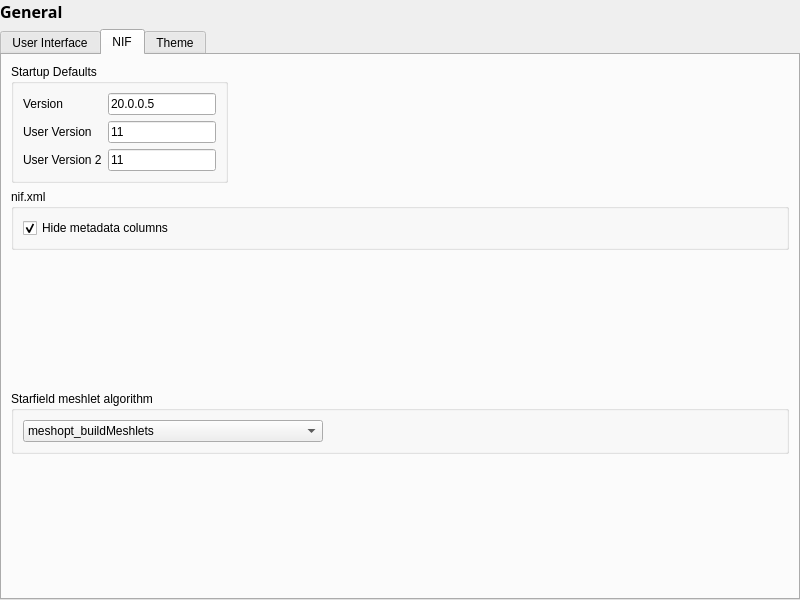
Before: the Qt Designer form src/ui/settingsgeneral.ui in fo76utils/nifskope, drawn with Qt 5.
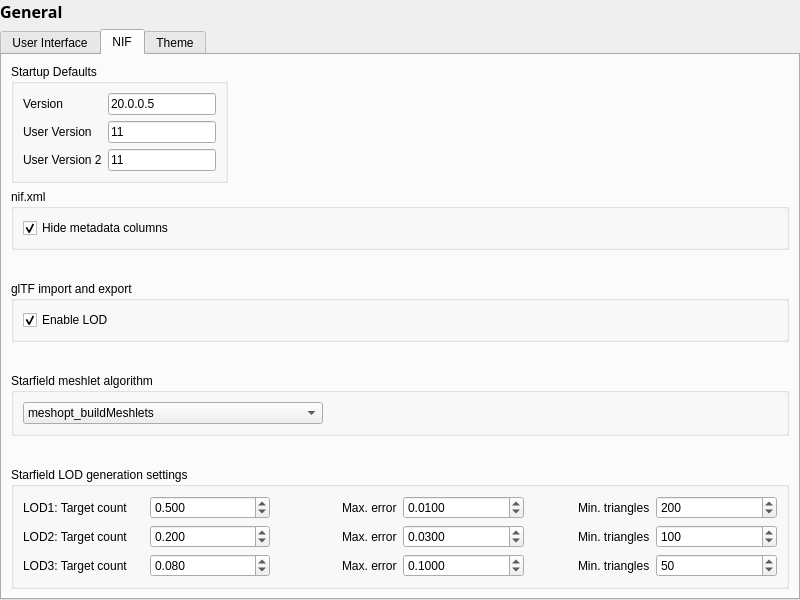
After: the same form once the commit is applied. The open tabs and pages were chosen to show the change. Custom widgets are drawn as their Qt base class.

Commit message: Added setting to enable/disable LOD meshes in glTF files

Patch:
```diff
--- a/src/ui/settingsgeneral.ui
+++ b/src/ui/settingsgeneral.ui
@@ -281,13 +281,48 @@
        <item>
         <widget class="QGroupBox" name="groupBox_3">
          <property name="title">
-          <string>Starfield meshlet algorithm</string>
+          <string>glTF import and export</string>
          </property>
          <property name="flat">
           <bool>true</bool>
          </property>
          <layout class="QVBoxLayout" name="verticalLayout_5">
           <item>
+           <widget class="QCheckBox" name="gltfEnableLOD">
+            <property name="text">
+             <string>Enable LOD</string>
+            </property>
+            <property name="checked">
+             <bool>true</bool>
+            </property>
+           </widget>
+          </item>
+         </layout>
+        </widget>
+       </item>
+       <item>
+        <spacer name="verticalSpacer_3">
+         <property name="orientation">
+          <enum>Qt::Vertical</enum>
+         </property>
+         <property name="sizeHint" stdset="0">
+          <size>
+           <width>20</width>
+           <height>40</height>
+          </size>
+         </property>
+        </spacer>
+       </item>
+       <item>
+        <widget class="QGroupBox" name="groupBox_4">
+         <property name="title">
+          <string>Starfield meshlet algorithm</string>
+         </property>
+         <property name="flat">
+          <bool>true</bool>
+         </property>
+         <layout class="QVBoxLayout" name="verticalLayout_6">
+          <item>
            <widget class="QComboBox" name="starfieldMeshletAlgorithm">
             <property name="maximumSize">
              <size>
@@ -329,7 +364,7 @@
         </widget>
        </item>
        <item>
-        <spacer name="verticalSpacer_3">
+        <spacer name="verticalSpacer_4">
          <property name="orientation">
           <enum>Qt::Vertical</enum>
          </property>
@@ -341,6 +376,279 @@
          </property>
         </spacer>
        </item>
+       <item>
+        <widget class="QGroupBox" name="groupBox_5">
+         <property name="title">
+          <string>Starfield LOD generation settings</string>
+         </property>
+         <property name="flat">
+          <bool>true</bool>
+         </property>
+         <layout class="QGridLayout" name="gridLayout_3">
+          <item row="0" column="0">
+           <widget class="QLabel" name="lblSFLODGenTargetCnt1">
+            <property name="text">
+             <string>LOD1: Target count</string>
+            </property>
+            <property name="buddy">
+             <cstring>sfLODGenTargetCnt1</cstring>
+            </property>
+           </widget>
+          </item>
+          <item row="0" column="1">
+           <widget class="QDoubleSpinBox" name="sfLODGenTargetCnt1">
+            <property name="decimals">
+             <number>3</number>
+            </property>
+            <property name="minimum">
+             <double>0.0</double>
+            </property>
+            <property name="maximum">
+             <double>1.0</double>
+            </property>
+            <property name="singleStep">
+             <double>0.001</double>
+            </property>
+            <property name="value">
+             <double>0.5</double>
+            </property>
+           </widget>
+          </item>
+          <item row="0" column="2" alignment="Qt::AlignRight">
+           <widget class="QLabel" name="lblSFLODGenTargetErr1">
+            <property name="text">
+             <string>Max. error</string>
+            </property>
+            <property name="buddy">
+             <cstring>sfLODGenTargetErr1</cstring>
+            </property>
+           </widget>
+          </item>
+          <item row="0" column="3">
+           <widget class="QDoubleSpinBox" name="sfLODGenTargetErr1">
+            <property name="decimals">
+             <number>4</number>
+            </property>
+            <property name="minimum">
+             <double>0.0</double>
+            </property>
+            <property name="maximum">
+             <double>1.0</double>
+            </property>
+            <property name="singleStep">
+             <double>0.0001</double>
+            </property>
+            <property name="value">
+             <double>0.01</double>
+            </property>
+           </widget>
+          </item>
+          <item row="0" column="4" alignment="Qt::AlignRight">
+           <widget class="QLabel" name="lblSFLODGenMinTriCnt1">
+            <property name="text">
+             <string>Min. triangles</string>
+            </property>
+            <property name="buddy">
+             <cstring>sfLODGenMinTriCnt1</cstring>
+            </property>
+           </widget>
+          </item>
+          <item row="0" column="5">
+           <widget class="QDoubleSpinBox" name="sfLODGenMinTriCnt1">
+            <property name="decimals">
+             <number>0</number>
+            </property>
+            <property name="minimum">
+             <double>0.0</double>
+            </property>
+            <property name="maximum">
+             <double>1000000.0</double>
+            </property>
+            <property name="singleStep">
+             <double>1.0</double>
+            </property>
+            <property name="value">
+             <double>200.0</double>
+            </property>
+           </widget>
+          </item>
+          <item row="1" column="0">
+           <widget class="QLabel" name="lblSFLODGenTargetCnt2">
+            <property name="text">
+             <string>LOD2: Target count</string>
+            </property>
+            <property name="buddy">
+             <cstring>sfLODGenTargetCnt2</cstring>
+            </property>
+           </widget>
+          </item>
+          <item row="1" column="1">
+           <widget class="QDoubleSpinBox" name="sfLODGenTargetCnt2">
+            <property name="decimals">
+             <number>3</number>
+            </property>
+            <property name="minimum">
+             <double>0.0</double>
+            </property>
+            <property name="maximum">
+             <double>1.0</double>
+            </property>
+            <property name="singleStep">
+             <double>0.001</double>
+            </property>
+            <property name="value">
+             <double>0.2</double>
+            </property>
+           </widget>
+          </item>
+          <item row="1" column="2" alignment="Qt::AlignRight">
+           <widget class="QLabel" name="lblSFLODGenTargetErr2">
+            <property name="text">
+             <string>Max. error</string>
+            </property>
+            <property name="buddy">
+             <cstring>sfLODGenTargetErr2</cstring>
+            </property>
+           </widget>
+          </item>
+          <item row="1" column="3">
+           <widget class="QDoubleSpinBox" name="sfLODGenTargetErr2">
+            <property name="decimals">
+             <number>4</number>
+            </property>
+            <property name="minimum">
+             <double>0.0</double>
+            </property>
+            <property name="maximum">
+             <double>1.0</double>
+            </property>
+            <property name="singleStep">
+             <double>0.0001</double>
+            </property>
+            <property name="value">
+             <double>0.03</double>
+            </property>
+           </widget>
+          </item>
+          <item row="1" column="4" alignment="Qt::AlignRight">
+           <widget class="QLabel" name="lblSFLODGenMinTriCnt2">
+            <property name="text">
+             <string>Min. triangles</string>
+            </property>
+            <property name="buddy">
+             <cstring>sfLODGenMinTriCnt2</cstring>
+            </property>
+           </widget>
+          </item>
+          <item row="1" column="5">
+           <widget class="QDoubleSpinBox" name="sfLODGenMinTriCnt2">
+            <property name="decimals">
+             <number>0</number>
+            </property>
+            <property name="minimum">
+             <double>0.0</double>
+            </property>
+            <property name="maximum">
+             <double>1000000.0</double>
+            </property>
+            <property name="singleStep">
+             <double>1.0</double>
+            </property>
+            <property name="value">
+             <double>100.0</double>
+            </property>
+           </widget>
+          </item>
+          <item row="2" column="0">
+           <widget class="QLabel" name="lblSFLODGenTargetCnt3">
+            <property name="text">
+             <string>LOD3: Target count</string>
+            </property>
+            <property name="buddy">
+             <cstring>sfLODGenTargetCnt3</cstring>
+            </property>
+           </widget>
+          </item>
+          <item row="2" column="1">
+           <widget class="QDoubleSpinBox" name="sfLODGenTargetCnt3">
+            <property name="decimals">
+             <number>3</number>
+            </property>
+            <property name="minimum">
+             <double>0.0</double>
+            </property>
+            <property name="maximum">
+             <double>1.0</double>
+            </property>
+            <property name="singleStep">
+             <double>0.001</double>
+            </property>
+            <property name="value">
+             <double>0.08</double>
+            </property>
+           </widget>
+          </item>
+          <item row="2" column="2" alignment="Qt::AlignRight">
+           <widget class="QLabel" name="lblSFLODGenTargetErr3">
+            <property name="text">
+             <string>Max. error</string>
+            </property>
+            <property name="buddy">
+             <cstring>sfLODGenTargetErr3</cstring>
+            </property>
+           </widget>
+          </item>
+          <item row="2" column="3">
+           <widget class="QDoubleSpinBox" name="sfLODGenTargetErr3">
+            <property name="decimals">
+             <number>4</number>
+            </property>
+            <property name="minimum">
+             <double>0.0</double>
+            </property>
+            <property name="maximum">
+             <double>1.0</double>
+            </property>
+            <property name="singleStep">
+             <double>0.0001</double>
+            </property>
+            <property name="value">
+             <double>0.1</double>
+            </property>
+           </widget>
+          </item>
+          <item row="2" column="4" alignment="Qt::AlignRight">
+           <widget class="QLabel" name="lblSFLODGenMinTriCnt3">
+            <property name="text">
+             <string>Min. triangles</string>
+            </property>
+            <property name="buddy">
+             <cstring>sfLODGenMinTriCnt3</cstring>
+            </property>
+           </widget>
+          </item>
+          <item row="2" column="5">
+           <widget class="QDoubleSpinBox" name="sfLODGenMinTriCnt3">
+            <property name="decimals">
+             <number>0</number>
+            </property>
+            <property name="minimum">
+             <double>0.0</double>
+            </property>
+            <property name="maximum">
+             <double>1000000.0</double>
+            </property>
+            <property name="singleStep">
+             <double>1.0</double>
+            </property>
+            <property name="value">
+             <double>50.0</double>
+            </property>
+           </widget>
+          </item>
+         </layout>
+        </widget>
+       </item>
       </layout>
      </widget>
      <widget class="QWidget" name="theme">
```
